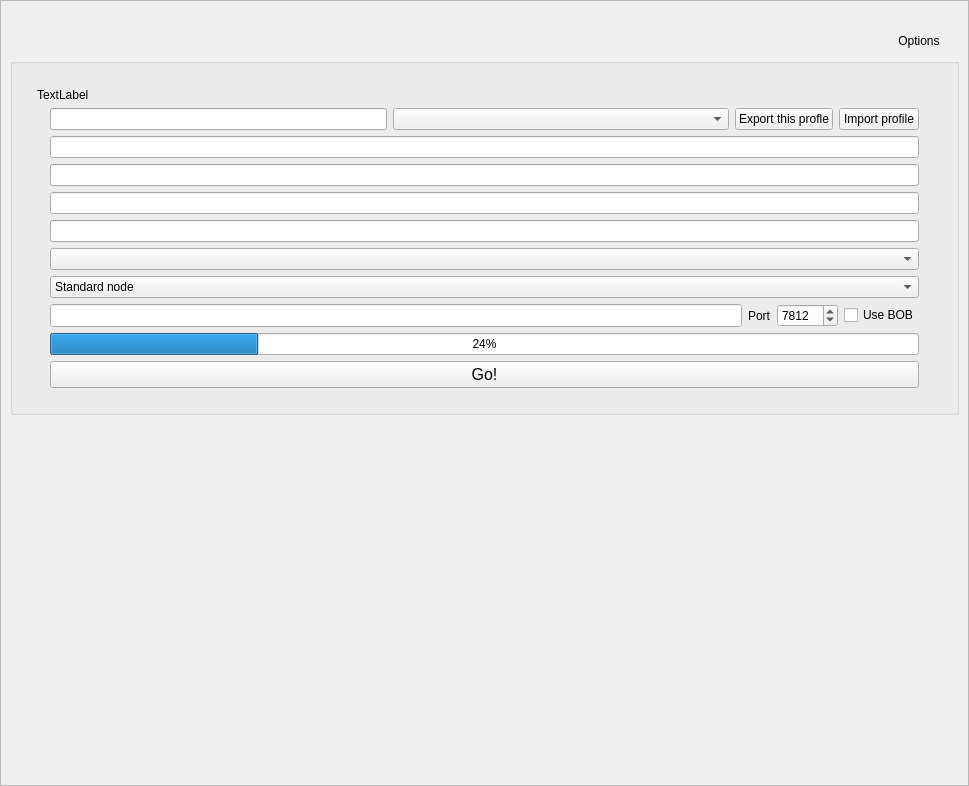
This is retroshare-gui/src/gui/GenCertDialog.ui in RetroShare/RetroShare as Qt 5 draws it before an edit. The edited form follows.
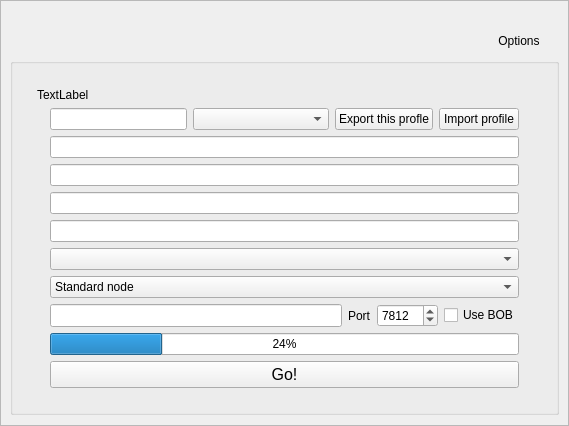
This is the edited form. Icons and pictures are not drawn.

Commit message: reduced size of GenCertDialog window (guess) and fixed username

Patch:
```diff
--- a/retroshare-gui/src/gui/GenCertDialog.ui
+++ b/retroshare-gui/src/gui/GenCertDialog.ui
@@ -6,8 +6,8 @@
    <rect>
     <x>0</x>
     <y>0</y>
-    <width>969</width>
-    <height>786</height>
+    <width>569</width>
+    <height>426</height>
    </rect>
   </property>
   <property name="windowTitle">
```
The commit also changes 1 other file.
